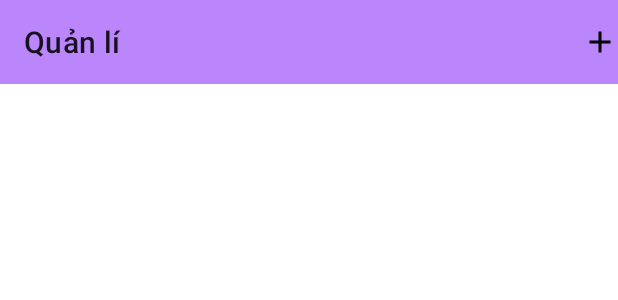
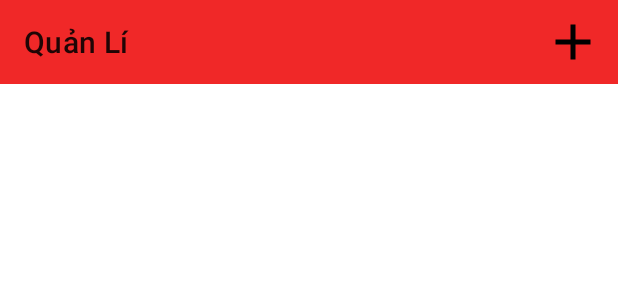
Before and after one commit to phamnhat0111/BanHangOnline_nhom2, an Android app: the layout activity_quan_li.xml on its own in the app's theme, with its tools: preview values and no code run, on a phone screen of 412 x 824 dp. Shown: the top 300 px of the screen. Run offline under Robolectric (Android 15) with nearby library versions, the phone set to English and light mode, and no system bars.

Commit message:
sua loi quan li

```diff
--- a/app/src/main/java/com/example/manager/appbanhang/retrofit/ApiBanHang.java
+++ b/app/src/main/java/com/example/manager/appbanhang/retrofit/ApiBanHang.java
@@ -72,8 +72,8 @@ public interface ApiBanHang {
 
     @POST("xoa.php")
     @FormUrlEncoded
-    Observable<MessageModel> xoaSanPham(
-            @Field("id") int id
+    Observable<MessageModel> XoaSanPham(
+            @Field("id")  int id
     );
 
     @POST("insertsp.php")
--- a/app/src/main/java/com/example/manager/appbanhang/utils/Utils.java
+++ b/app/src/main/java/com/example/manager/appbanhang/utils/Utils.java
@@ -7,7 +7,7 @@ import java.util.ArrayList;
 import java.util.List;
 
 public class Utils {
-    public static  final String BASE_URL="http://nhatpham01112002.000webhostapp.com/banhang/";
+    public static  final String BASE_URL="http://10.24.45.50/banhang/";
     public static List<GioHang> manggiohang;
     public static List<GioHang> mangmuahang = new ArrayList<>();
     public static User user_current =new User();
--- a/app/src/main/res/layout/activity_quan_li.xml
+++ b/app/src/main/res/layout/activity_quan_li.xml
@@ -4,29 +4,34 @@
     xmlns:tools="http://schemas.android.com/tools"
     android:layout_width="match_parent"
     android:layout_height="match_parent"
+    android:background="@color/white"
     tools:context=".appbanhang.activity.QuanLiActivity">
+
     <androidx.appcompat.widget.Toolbar
         android:layout_width="match_parent"
         android:layout_height="?attr/actionBarSize"
         app:layout_constraintTop_toTopOf="parent"
-        android:id="@+id/toolbar_quanli"
-        app:title="Quản lí"
-        android:background="@color/purple_200">
+        android:id="@+id/toolbar_ql"
+        app:title="Quản Lí"
+        android:background="@color/mautoolbar">
+
         <ImageView
-            android:id="@+id/img_them"
+            android:layout_width="40dp"
+            android:layout_height="40dp"
+            android:id="@+id/img_themsp"
             android:layout_gravity="right"
+            android:layout_marginRight="10dp"
             android:src="@drawable/ic_baseline_add_24"
-            android:layout_width="wrap_content"
-            android:layout_height="wrap_content"/>
-
+            />
     </androidx.appcompat.widget.Toolbar>
     <androidx.recyclerview.widget.RecyclerView
+        android:layout_width="match_parent"
+        android:layout_height="0dp"
         android:id="@+id/recycleview_ql"
+        app:layout_constraintBottom_toBottomOf="parent"
+        app:layout_constraintTop_toBottomOf="@+id/toolbar_ql"
         android:layout_margin="5dp"
-        app:layout_constraintTop_toBottomOf="@id/toolbar_quanli"
-        app:layout_constraintBottom_toBottomOf="parent"
-        android:layout_width="match_parent"
-        android:layout_height="0dp"/>
+        />
 
 
 
```
Also changed, not shown: app/src/main/java/com/example/manager/appbanhang/activity/QuanLiActivity.java (+59 -56 lines).
